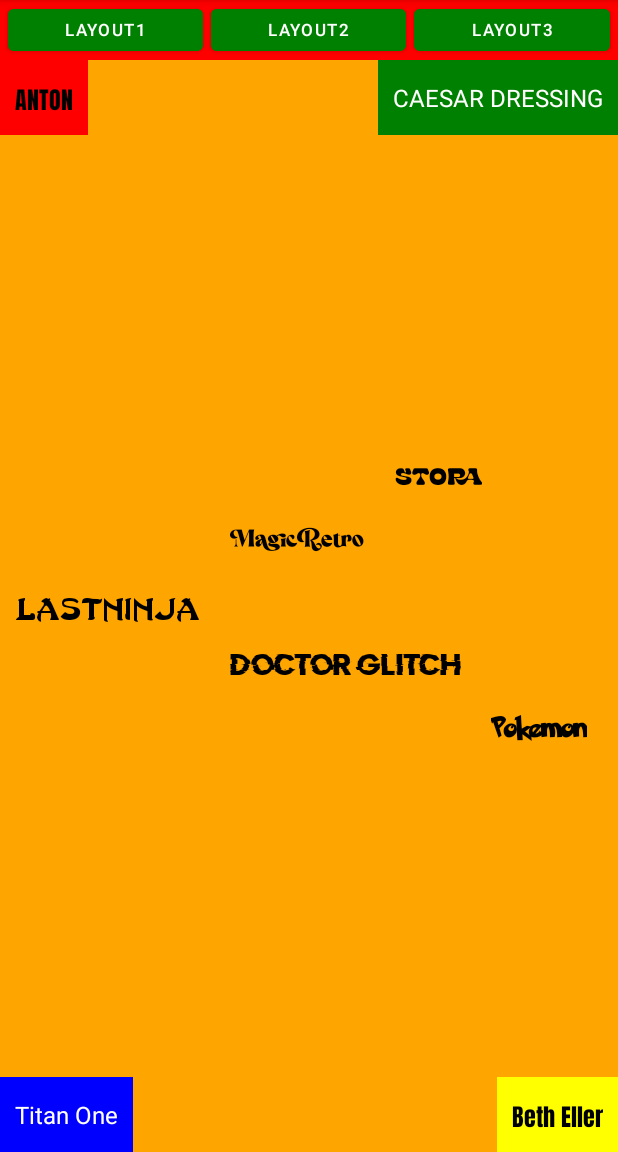
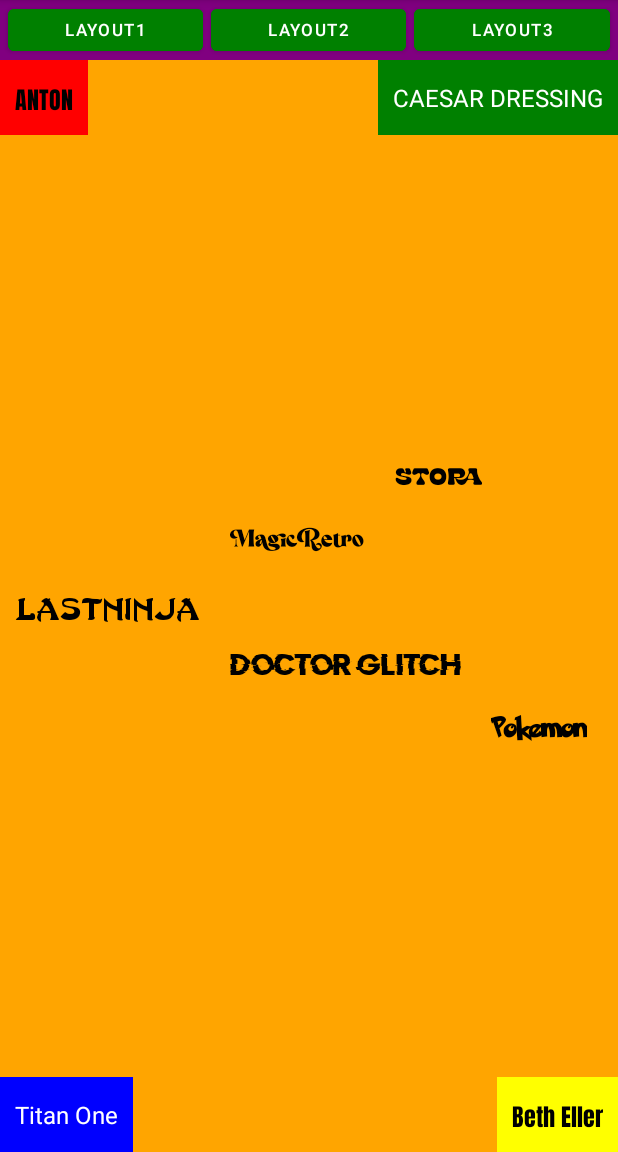
Before and after one commit to Ivan21907/Activity_En_Memoria, an Android app: the screen it shows after launch (MainActivity), on a phone screen of 412 x 824 dp, the part 84-1236 px from its top. Run offline under Robolectric (Android 15) with nearby library versions, the phone set to English and light mode, and no system bars; Roboto replaces fonts that are not available here.

Commit message:
Codi correcte

```diff
--- a/app/src/main/res/layout/activity_main.xml
+++ b/app/src/main/res/layout/activity_main.xml
@@ -6,36 +6,10 @@
     android:layout_height="match_parent"
     android:orientation="vertical">
 
-    <!--<fragment android:name="cat.dam.ivan.activity_en_memoria.Fragment1"
-        android:id="@+id/fragment1"
-        android:layout_width="match_parent"
-        android:layout_height="match_parent"
-        android:layout_weight="1"
-        tools:layout="@layout/fragment_1"
-        />
-
-    <fragment android:name="cat.dam.ivan.activity_en_memoria.Fragment2"
-        android:id="@+id/fragment2"
-        android:layout_width="match_parent"
-        android:layout_height="match_parent"
-        android:layout_weight="1"
-        tools:layout="@layout/fragment_2"
-        />
-
-    <fragment android:name="cat.dam.ivan.activity_en_memoria.Fragment3"
-
-        android:id="@+id/fragment3"
-        android:layout_width="match_parent"
-        android:layout_height="match_parent"
-        android:layout_weight="1"
-        tools:layout="@layout/fragment_3"
-        />-->
-
-
     <LinearLayout
         android:layout_width="match_parent"
         android:layout_height="40dp"
-        android:background="@color/red"
+        android:background="@color/purple"
         android:orientation="horizontal">
 
         <Button
```
